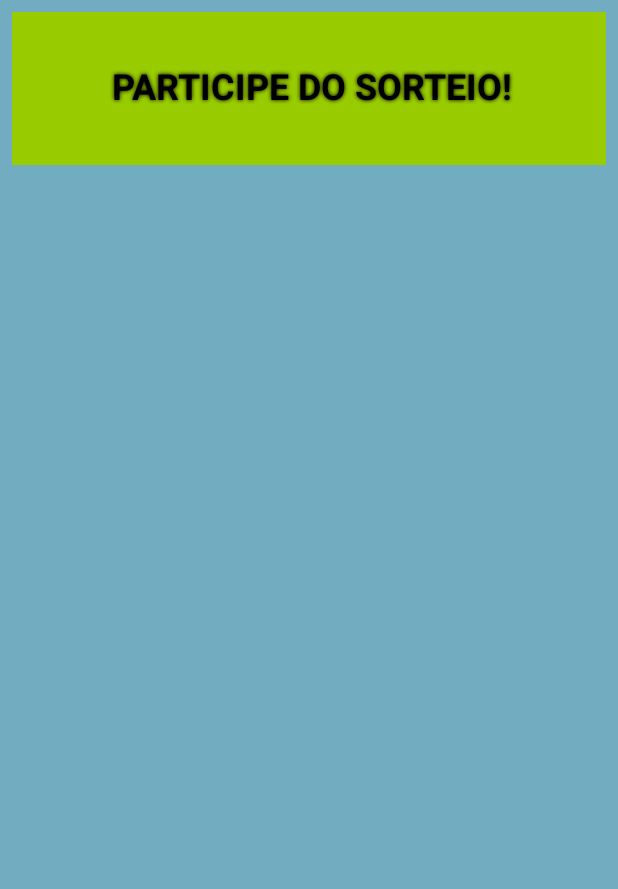
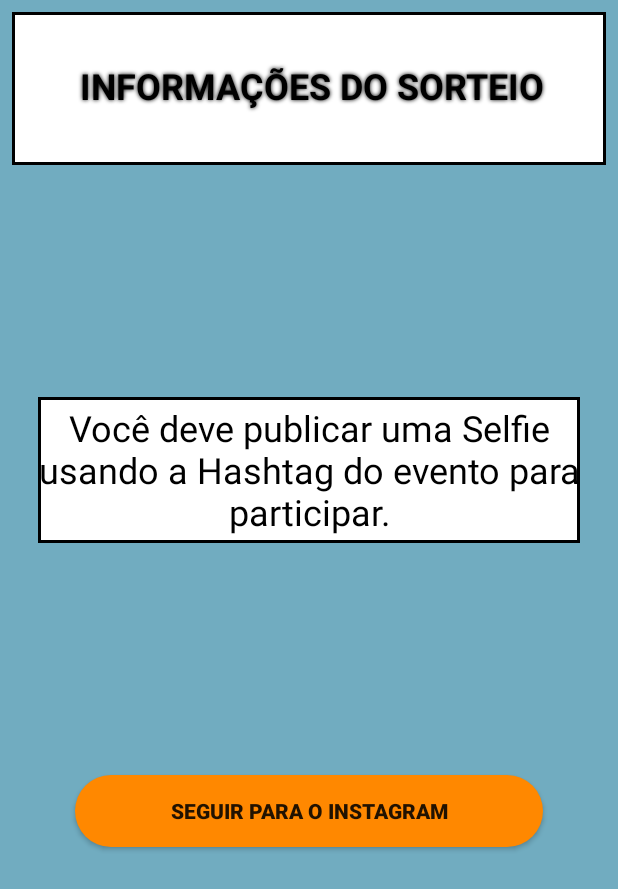
Before and after one commit to tliradiniz/Feiradasprofissoes, an Android app: the SorteioActivity screen opened directly, with no data from a screen before it, on a phone screen of 412 x 824 dp. Shown: the top 889 px of the screen. Run offline under Robolectric (Android 15) with nearby library versions, the phone set to English and light mode, and no system bars.

Commit message:
Sorteio update

```diff
--- a/app/src/main/java/com/example/kotlinlogin/SorteioActivity.kt
+++ b/app/src/main/java/com/example/kotlinlogin/SorteioActivity.kt
@@ -2,10 +2,25 @@ package com.example.kotlinlogin
 
 import android.os.Bundle
 import android.support.v7.app.AppCompatActivity
+import android.content.Intent
+import android.net.Uri
+import android.view.View
+
 
 class SorteioActivity: AppCompatActivity(){
     override fun onCreate(savedInstanceState: Bundle?) {
         super.onCreate(savedInstanceState)
         setContentView(R.layout.activity_sorteio)
     }
+
+    fun goToIG(view: View) {
+        goToUrl("https://www.instagram.com")
+    }
+
+
+    private fun goToUrl(url: String) {
+        val uriUrl = Uri.parse(url)
+        val launchBrowser = Intent(Intent.ACTION_VIEW, uriUrl)
+        startActivity(launchBrowser)
+    }
 }
--- a/app/src/main/res/layout/activity_sorteio.xml
+++ b/app/src/main/res/layout/activity_sorteio.xml
@@ -1,9 +1,30 @@
 <?xml version="1.0" encoding="utf-8"?>
 <android.support.constraint.ConstraintLayout xmlns:android="http://schemas.android.com/apk/res/android"
-                                             xmlns:app="http://schemas.android.com/apk/res-auto" android:layout_width="match_parent"
-    android:layout_height="match_parent"
-    android:background="#71acc0">
+                                             xmlns:app="http://schemas.android.com/apk/res-auto"
+                                             xmlns:tools="http://schemas.android.com/tools" android:layout_width="match_parent"
+                                             android:layout_height="match_parent"
+                                             android:background="#71acc0">
 
+    <Button
+            android:id="@+id/button_sorteio2"
+            android:layout_width="0dp"
+            android:layout_height="wrap_content"
+            android:layout_marginBottom="8dp"
+            android:layout_marginEnd="50dp"
+            android:layout_marginLeft="50dp"
+            android:layout_marginRight="50dp"
+            android:layout_marginStart="50dp"
+            android:layout_marginTop="8dp"
+            android:background="@drawable/rounded_button"
+            android:text="Seguir para o Instagram"
+            android:onClick="goToIG"
+            android:textStyle="bold"
+            app:layout_constraintBottom_toBottomOf="parent"
+            app:layout_constraintEnd_toEndOf="parent"
+            app:layout_constraintHorizontal_bias="0.0"
+            app:layout_constraintStart_toStartOf="parent"
+            app:layout_constraintTop_toTopOf="parent"
+            app:layout_constraintVertical_bias="0.669"/>
     <TextView
             style="@style/border"
             android:id="@+id/textView7"
@@ -16,8 +37,8 @@
             android:layout_marginTop="8dp"
             android:gravity="center"
             android:lineSpacingExtra="8sp"
-            android:text="Participe do sorteio!"
-            android:background="@android:color/holo_green_light"
+            android:text="Informações do Sorteio"
+            android:background="@drawable/back"
             android:textAllCaps="true"
             android:textColor="@android:color/background_dark"
             android:textSize="24sp"
@@ -28,4 +49,16 @@
             app:layout_constraintStart_toStartOf="parent"
             app:layout_constraintTop_toTopOf="parent"
     />
+    <TextView
+            android:text="Você deve publicar uma Selfie usando a Hashtag do evento para participar."
+            android:background="@drawable/back"
+            android:textColor="@android:color/background_dark"
+            android:textSize="24sp"
+            android:layout_width="361dp"
+            android:layout_height="97dp"
+            android:id="@+id/textView8" app:layout_constraintStart_toStartOf="parent" android:layout_marginLeft="8dp"
+            android:layout_marginStart="8dp" android:layout_marginEnd="8dp" app:layout_constraintEnd_toEndOf="parent"
+            android:layout_marginRight="8dp" android:layout_marginTop="8dp"
+            app:layout_constraintTop_toBottomOf="@+id/textView7" android:layout_marginBottom="8dp"
+            app:layout_constraintBottom_toTopOf="@+id/button_sorteio2" android:gravity="center"/>
 </android.support.constraint.ConstraintLayout>
```
